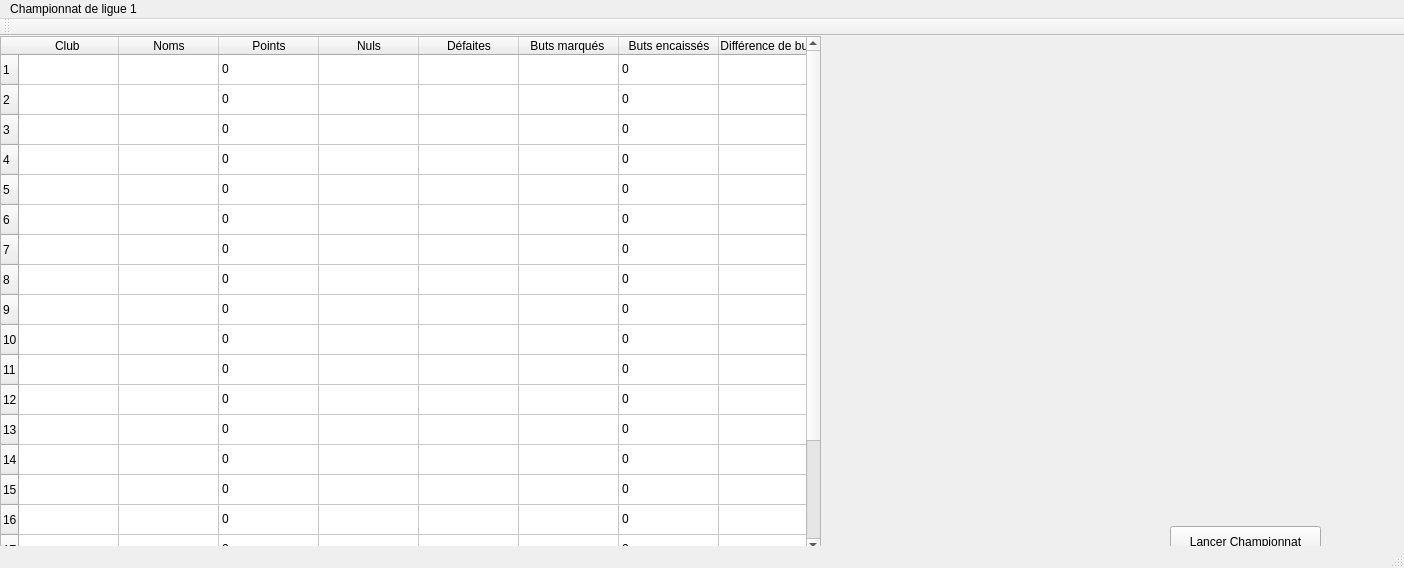
Above: ChampionnatLigue.ui from muckenvi/ProjetInfo before the change. Below: the same form after it.
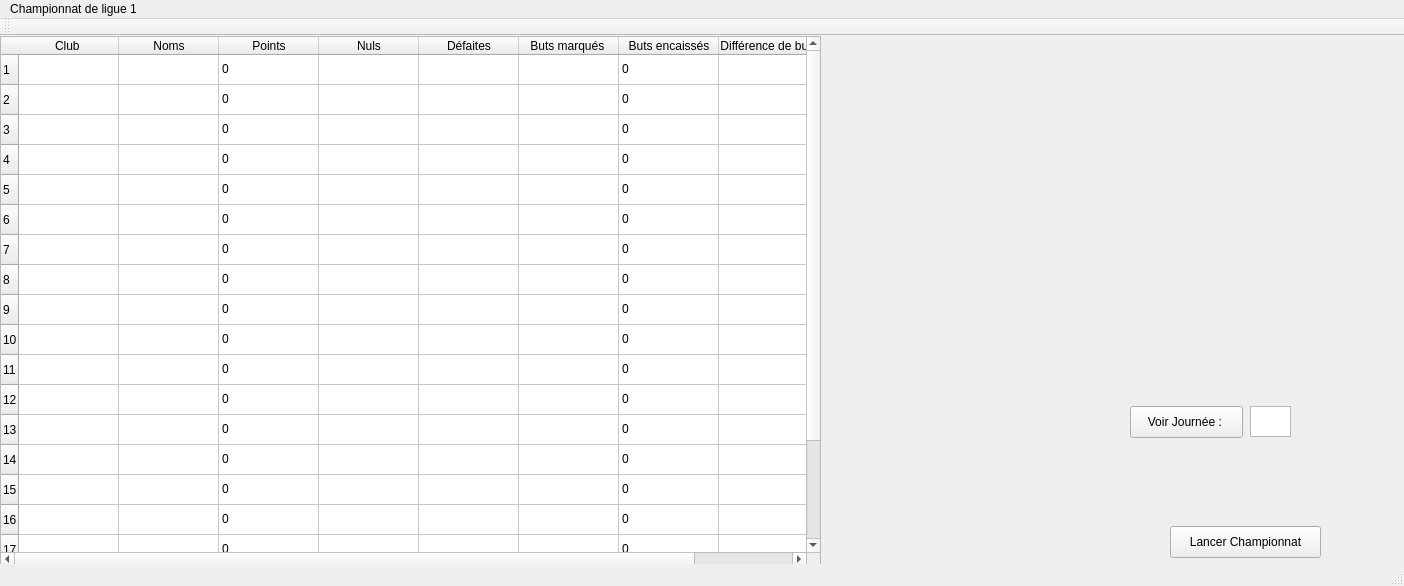
That is the form after the change.

```diff
--- a/ChampionnatLigue.ui
+++ b/ChampionnatLigue.ui
@@ -7,7 +7,7 @@
     <x>0</x>
     <y>0</y>
     <width>1404</width>
-    <height>568</height>
+    <height>586</height>
    </rect>
   </property>
   <property name="windowTitle">
@@ -397,6 +397,29 @@
      <string>Lancer Championnat</string>
     </property>
    </widget>
+   <widget class="QTextBrowser" name="textBrowser">
+    <property name="geometry">
+     <rect>
+      <x>1250</x>
+      <y>370</y>
+      <width>41</width>
+      <height>31</height>
+     </rect>
+    </property>
+   </widget>
+   <widget class="QPushButton" name="pushButton_2">
+    <property name="geometry">
+     <rect>
+      <x>1130</x>
+      <y>370</y>
+      <width>113</width>
+      <height>32</height>
+     </rect>
+    </property>
+    <property name="text">
+     <string>Voir Journée : </string>
+    </property>
+   </widget>
   </widget>
   <widget class="QMenuBar" name="menubar">
    <property name="geometry">
```
